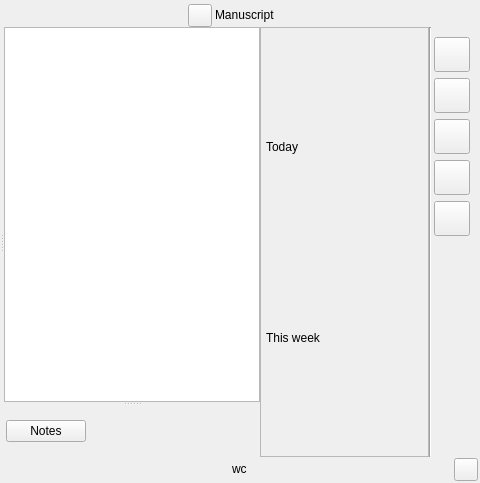
Before: the Qt Designer form ui/manuscript_view.ui in zkovari/plotlyst, drawn with Qt 5; both pictures show x 324 to 804 and y 0 to 483 of the 804 by 483 pixel window.
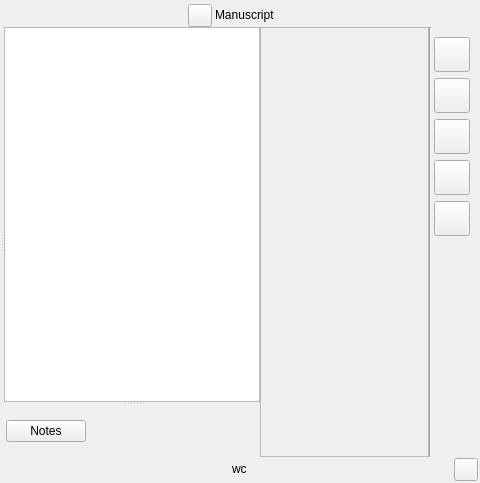
After: the same form once the commit is applied. The open tabs and pages were chosen to show the change. Custom widgets are drawn as their Qt base class.

Commit message: Track manuscript progress

The edit to the form file:
```diff
--- a/ui/manuscript_view.ui
+++ b/ui/manuscript_view.ui
@@ -534,20 +534,6 @@
                  <property name="bottomMargin">
                   <number>25</number>
                  </property>
-                 <item>
-                  <widget class="QLabel" name="label">
-                   <property name="text">
-                    <string>Today</string>
-                   </property>
-                  </widget>
-                 </item>
-                 <item>
-                  <widget class="QLabel" name="label_2">
-                   <property name="text">
-                    <string>This week</string>
-                   </property>
-                  </widget>
-                 </item>
                 </layout>
                </widget>
                <widget class="QWidget" name="pageExport">
```
Left out of the diff: 2 changed lines with no effect on the pictures. The commit also changes 4 other files.
